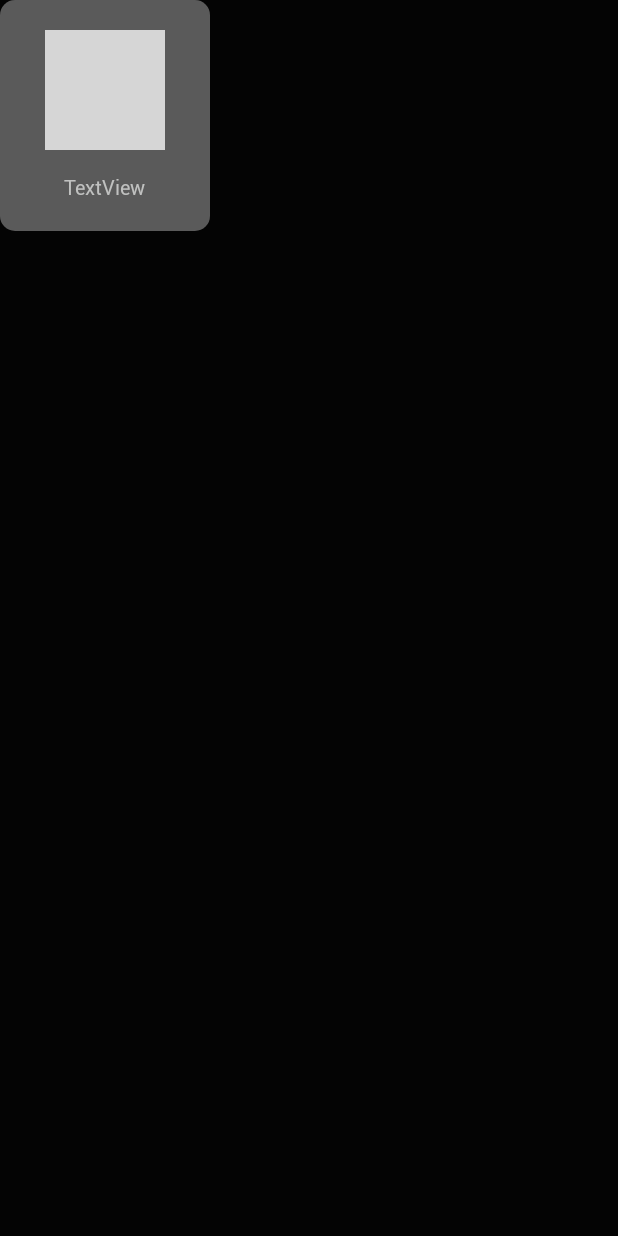
After one commit to leandro1995/LeandroCV, an Android app: the layout item_tool.xml on its own in the app's theme, with its tools: preview values and no code run, on a phone screen of 412 x 824 dp. The commit adds this screen. Run offline under Robolectric (Android 15) with nearby library versions, the phone set to English and light mode, and no system bars; grey boxes are pictures that could not be loaded.

Commit message:
Diseñar curriculum vidal

```diff
--- a/app/build.gradle
+++ b/app/build.gradle
@@ -39,6 +39,8 @@ dependencies {
     implementation "androidx.lifecycle:lifecycle-livedata-ktx:2.2.0"
     implementation 'com.airbnb.android:paris:1.5.0'
     implementation 'com.google.android.material:material:1.1.0'
+    implementation 'androidx.legacy:legacy-support-v4:1.0.0'
+    implementation 'com.facebook.fresco:fresco:2.2.0'
     testImplementation 'junit:junit:4.13'
     androidTestImplementation 'androidx.test.ext:junit:1.1.1'
     androidTestImplementation 'androidx.test.espresso:espresso-core:3.2.0'
--- a/app/src/main/java/com/leandro1995/leandrocv/application/App.kt
+++ b/app/src/main/java/com/leandro1995/leandrocv/application/App.kt
@@ -1,6 +1,7 @@
 package com.leandro1995.leandrocv.application
 
 import android.app.Application
+import com.facebook.drawee.backends.pipeline.Fresco
 import com.leandro1995.leandrocv.session.Preference
 
 class App : Application() {
@@ -8,5 +9,6 @@ class App : Application() {
         super.onCreate()
 
         Preference.instance(context = applicationContext)
+        Fresco.initialize(this)
     }
 }
--- /dev/null
+++ b/app/src/main/res/drawable/gray_30_background.xml
@@ -0,0 +1,8 @@
+<?xml version="1.0" encoding="utf-8"?>
+<shape xmlns:android="http://schemas.android.com/apk/res/android"
+    android:shape="rectangle">
+
+    <solid android:color="@color/gray30" />
+    <corners android:radius="@dimen/dimen10" />
+
+</shape>
--- /dev/null
+++ b/app/src/main/res/layout/item_tool.xml
@@ -0,0 +1,35 @@
+<?xml version="1.0" encoding="utf-8"?>
+<androidx.constraintlayout.widget.ConstraintLayout xmlns:android="http://schemas.android.com/apk/res/android"
+    xmlns:app="http://schemas.android.com/apk/res-auto"
+    xmlns:tools="http://schemas.android.com/tools"
+    android:layout_width="wrap_content"
+    android:layout_height="wrap_content">
+
+    <LinearLayout
+        android:layout_width="140dp"
+        android:layout_height="wrap_content"
+        android:background="@drawable/gray_30_background"
+        android:gravity="center"
+        android:orientation="vertical"
+        android:padding="@dimen/dimen20"
+        app:layout_constraintBottom_toBottomOf="parent"
+        app:layout_constraintEnd_toEndOf="parent"
+        app:layout_constraintStart_toStartOf="parent"
+        app:layout_constraintTop_toTopOf="parent">
+
+        <ImageView
+            android:layout_width="80dp"
+            android:layout_height="80dp"
+            tools:ignore="ContentDescription"
+            tools:srcCompat="@tools:sample/avatars" />
+
+        <TextView
+            style="@style/SubTitleVidalResumeText"
+            android:layout_width="wrap_content"
+            android:layout_height="wrap_content"
+            android:layout_marginTop="@dimen/dimen15"
+            android:text="TextView" />
+
+    </LinearLayout>
+
+</androidx.constraintlayout.widget.ConstraintLayout>
--- a/app/src/main/res/values/colors.xml
+++ b/app/src/main/res/values/colors.xml
@@ -14,6 +14,7 @@
     <color name="gray">#D5D5D5</color>
     <color name="gray10">#998F89</color>
     <color name="gray20">#C0C1C0</color>
+    <color name="gray30">#5A5A5A </color>
 
     <!-- Brown -->
     <color name="brown">#54342A</color>
--- a/app/src/main/res/values/dimens.xml
+++ b/app/src/main/res/values/dimens.xml
@@ -2,14 +2,18 @@
 <resources>
 
     <!-- Text Size-->
+    <dimen name="text12">12sp</dimen>
+    <dimen name="text13">13sp</dimen>
     <dimen name="text15">15sp</dimen>
     <dimen name="text17">17sp</dimen>
     <dimen name="text20">20sp</dimen>
 
     <!-- Dimens -->
     <dimen name="dimen0">0dp</dimen>
+    <dimen name="dimen5">5dp</dimen>
     <dimen name="dimen8">8dp</dimen>
     <dimen name="dimen10">10dp</dimen>
+    <dimen name="dimen13">13dp</dimen>
     <dimen name="dimen15">15dp</dimen>
     <dimen name="dimen16">16dp</dimen>
     <dimen name="dimen20">20dp</dimen>
@@ -17,6 +21,7 @@
     <dimen name="dimen30">30dp</dimen>
     <dimen name="dimen35">35dp</dimen>
     <dimen name="dimen40">40dp</dimen>
+    <dimen name="dimen100">100dp</dimen>
     <dimen name="dimen120">120dp</dimen>
     <dimen name="dimen250">250dp</dimen>
 </resources>
--- a/app/src/main/res/values/styles.xml
+++ b/app/src/main/res/values/styles.xml
@@ -21,6 +21,25 @@
         <item name="android:textSize">@dimen/text15</item>
     </style>
 
+    <style name="TitleVidalResumeText">
+        <item name="android:textColor">@color/gray20</item>
+        <item name="android:textSize">@dimen/text15</item>
+        <item name="android:fontFamily">@font/roboto_bold</item>
+    </style>
+
+    <style name="SubTitleVidalResumeText">
+        <item name="android:textColor">@color/gray20</item>
+        <item name="android:textSize">@dimen/text13</item>
+        <item name="android:fontFamily">@font/roboto_regular</item>
+    </style>
+
+    <style name="LocationTitleVidalResumeText">
+        <item name="android:textColor">@color/gray20</item>
+        <item name="android:textSize">@dimen/text13</item>
+        <item name="android:fontFamily">@font/roboto_regular</item>
+    </style>
+
+    <!-- Component -->
     <style name="ActiveButton">
         <item name="android:background">@drawable/brown_rounded</item>
         <item name="android:textAppearance">@style/TextAppearance.AppCompat.Body1</item>
```
Also changed, not shown: app/src/main/java/com/leandro1995/leandrocv/activity/InformationActivity.kt (+11 -0 lines), app/src/main/java/com/leandro1995/leandrocv/fragment/VidalResumeFragment.kt (added, +18 -0 lines), app/src/main/java/com/leandro1995/leandrocv/viewmodel/InformationViewModel.kt (+12 -0 lines), app/src/main/res/drawable/ic_location.xml (added, +12 -0 lines), app/src/main/res/layout/fragment_vidal_resume.xml (added, +159 -0 lines), app/src/main/res/values/strings.xml (+8 -0 lines).
